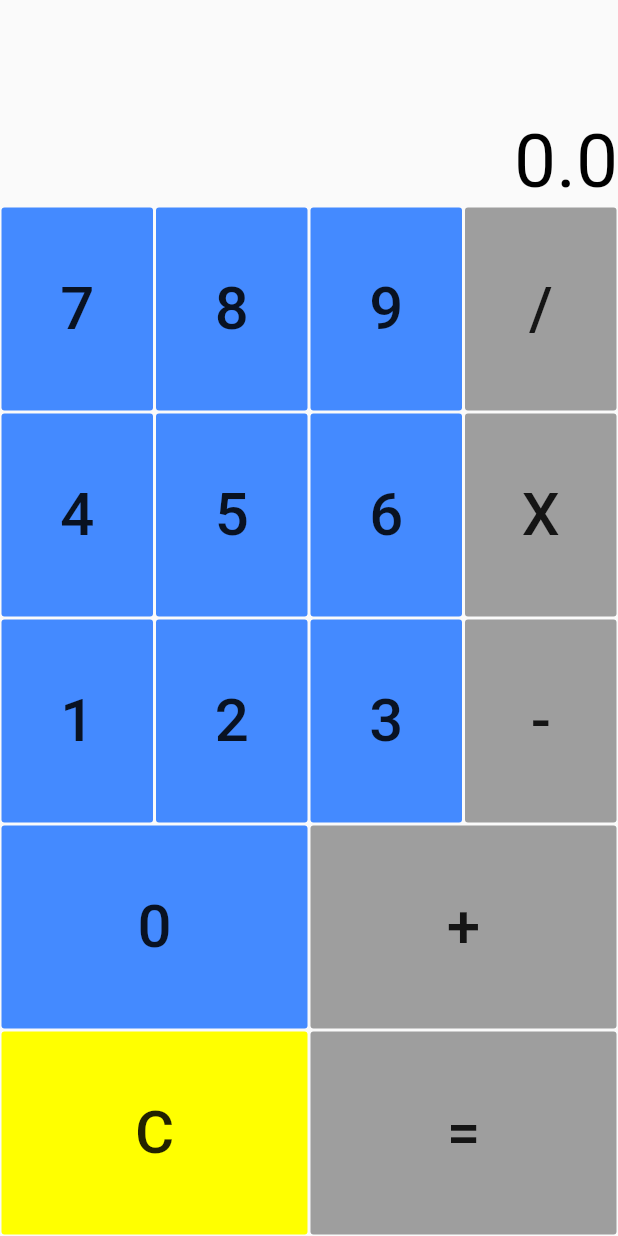
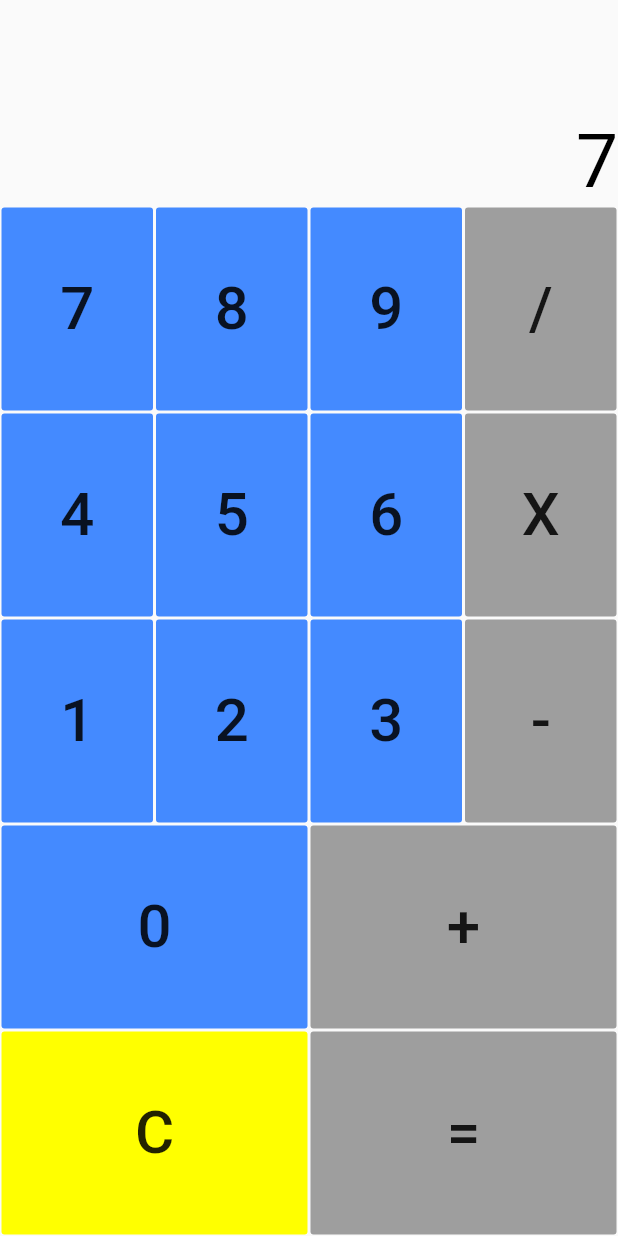
Before and after one commit to heron03/Mini-Curso-Flutter, a Flutter app: the screen it shows after launch, after a tap on an icon or button, on a phone screen of 412 x 824 dp. Run offline on Flutter 3.47's test engine with Material 2 defaults, Android fonts, the phone set to English and light mode, and no system bars.

Commit message:
Correções da calculadora Aula 2

```diff
--- a/calculadora/lib/main.dart
+++ b/calculadora/lib/main.dart
@@ -10,10 +10,11 @@ class MyApp extends StatefulWidget {
 }
 
 class MyAppState extends State<MyApp> {
-  double valorTotal = 0.0;
-  double valorSegundo = 0.0;
-  double valorPrimeiro = 0.0;
-  String operacao;
+  String valorTotal = '';
+  String valorSegundo = '';
+  String valorPrimeiro = '';
+  String operacao = '';
+  String textoValores = '0';
 
   @override
   void initState() {
@@ -32,7 +33,7 @@ class MyAppState extends State<MyApp> {
                 mainAxisAlignment: MainAxisAlignment.end,
                 children: [
                   Text(
-                    valorTotal.toString(),
+                    textoValores.toString(),
                     style: TextStyle(fontSize: 50, color: Colors.black),
                   ),
                 ],
@@ -42,70 +43,10 @@ class MyAppState extends State<MyApp> {
               child: Row(
                 crossAxisAlignment: CrossAxisAlignment.stretch,
                 children: [
-                  Expanded(
-                    flex: 1,
-                    child: Padding(
-                      padding: EdgeInsets.all(1.0),
-                      child: FlatButton(
-                        onPressed: () {
-                          numeroPressionado(7);
-                        },
-                        color: Colors.blueAccent,
-                        child: Text(
-                          '7',
-                          style: TextStyle(fontSize: 40.0),
-                        ),
-                      ),
-                    ),
-                  ),
-                  Expanded(
-                    flex: 1,
-                    child: Padding(
-                      padding: EdgeInsets.all(1.0),
-                      child: FlatButton(
-                        onPressed: () {
-                          numeroPressionado(8);
-                        },
-                        color: Colors.blueAccent,
-                        child: Text(
-                          '8',
-                          style: TextStyle(fontSize: 40.0),
-                        ),
-                      ),
-                    ),
-                  ),
-                  Expanded(
-                    flex: 1,
-                    child: Padding(
-                      padding: EdgeInsets.all(1.0),
-                      child: FlatButton(
-                        onPressed: () {
-                          numeroPressionado(9);
-                        },
-                        color: Colors.blueAccent,
-                        child: Text(
-                          '9',
-                          style: TextStyle(fontSize: 40.0),
-                        ),
-                      ),
-                    ),
-                  ),
-                  Expanded(
-                    flex: 1,
-                    child: Padding(
-                      padding: EdgeInsets.all(1.0),
-                      child: FlatButton(
-                        onPressed: () {
-                          opercaoPressionada('/');
-                        },
-                        color: Colors.grey,
-                        child: Text(
-                          '/',
-                          style: TextStyle(fontSize: 40.0),
-                        ),
-                      ),
-                    ),
-                  )
+                  botaoNumerico('7'),
+                  botaoNumerico('8'),
+                  botaoNumerico('9'),
+                  botaoOperacao('/'),
                 ],
               ),
             ),
@@ -113,70 +54,10 @@ class MyAppState extends State<MyApp> {
               child: Row(
                 crossAxisAlignment: CrossAxisAlignment.stretch,
                 children: [
-                  Expanded(
-                    flex: 1,
-                    child: Padding(
-                      padding: EdgeInsets.all(1.0),
-                      child: FlatButton(
-                        onPressed: () {
-                          numeroPressionado(4);
-                        },
-                        color: Colors.blueAccent,
-                        child: Text(
-                          '4',
-                          style: TextStyle(fontSize: 40.0),
-                        ),
-                      ),
-                    ),
-                  ),
-                  Expanded(
-                    flex: 1,
-                    child: Padding(
-                      padding: EdgeInsets.all(1.0),
-                      child: FlatButton(
-                        onPressed: () {
-                          numeroPressionado(5);
-                        },
-                        color: Colors.blueAccent,
-                        child: Text(
-                          '5',
-                          style: TextStyle(fontSize: 40.0),
-                        ),
-                      ),
-                    ),
-                  ),
-                  Expanded(
-                    flex: 1,
-                    child: Padding(
-                      padding: EdgeInsets.all(1.0),
-                      child: FlatButton(
-                        onPressed: () {
-                          numeroPressionado(6);
-                        },
-                        color: Colors.blueAccent,
-                        child: Text(
-                          '6',
-                          style: TextStyle(fontSize: 40.0),
-                        ),
-                      ),
-                    ),
-                  ),
-                  Expanded(
-                    flex: 1,
-                    child: Padding(
-                      padding: EdgeInsets.all(1.0),
-                      child: FlatButton(
-                        onPressed: () {
-                          opercaoPressionada('X');
-                        },
-                        color: Colors.grey,
-                        child: Text(
-                          'X',
-                          style: TextStyle(fontSize: 40.0),
-                        ),
-                      ),
-                    ),
-                  )
+                  botaoNumerico('4'),
+                  botaoNumerico('5'),
+                  botaoNumerico('6'),
+                  botaoOperacao('X'),
                 ],
               ),
             ),
@@ -184,70 +65,10 @@ class MyAppState extends State<MyApp> {
               child: Row(
                 crossAxisAlignment: CrossAxisAlignment.stretch,
                 children: [
-                  Expanded(
-                    flex: 1,
-                    child: Padding(
-                      padding: EdgeInsets.all(1.0),
-                      child: FlatButton(
-                        onPressed: () {
-                          numeroPressionado(1);
-                        },
-                        color: Colors.blueAccent,
-                        child: Text(
-                          '1',
-                          style: TextStyle(fontSize: 40.0),
-                        ),
-                      ),
-                    ),
-                  ),
-                  Expanded(
-                    flex: 1,
-                    child: Padding(
-                      padding: EdgeInsets.all(1.0),
-                      child: FlatButton(
-                        onPressed: () {
-                          numeroPressionado(2);
-                        },
-                        color: Colors.blueAccent,
-                        child: Text(
-                          '2',
-                          style: TextStyle(fontSize: 40.0),
-                        ),
-                      ),
-                    ),
-                  ),
-                  Expanded(
-                    flex: 1,
-                    child: Padding(
-                      padding: EdgeInsets.all(1.0),
-                      child: FlatButton(
-                        onPressed: () {
-                          numeroPressionado(3);
-                        },
-                        color: Colors.blueAccent,
-                        child: Text(
-                          '3',
-                          style: TextStyle(fontSize: 40.0),
-                        ),
-                      ),
-                    ),
-                  ),
-                  Expanded(
-                    flex: 1,
-                    child: Padding(
-                      padding: EdgeInsets.all(1.0),
-                      child: FlatButton(
-                        onPressed: () {
-                          opercaoPressionada('-');
-                        },
-                        color: Colors.grey,
-                        child: Text(
-                          '-',
-                          style: TextStyle(fontSize: 40.0),
-                        ),
-                      ),
-                    ),
-                  )
+                  botaoNumerico('1'),
+                  botaoNumerico('2'),
+                  botaoNumerico('3'),
+                  botaoOperacao('-'),
                 ],
               ),
             ),
@@ -255,38 +76,8 @@ class MyAppState extends State<MyApp> {
               child: Row(
                 crossAxisAlignment: CrossAxisAlignment.stretch,
                 children: [
-                  Expanded(
-                    flex: 1,
-                    child: Padding(
-                      padding: EdgeInsets.all(1.0),
-                      child: FlatButton(
-                        onPressed: () {
-                          numeroPressionado(0);
-                        },
-                        color: Colors.blueAccent,
-                        child: Text(
-                          '0',
-                          style: TextStyle(fontSize: 40.0),
-                        ),
-                      ),
-                    ),
-                  ),
-                  Expanded(
-                    flex: 1,
-                    child: Padding(
-                      padding: EdgeInsets.all(1.0),
-                      child: FlatButton(
-                        onPressed: () {
-                          opercaoPressionada('+');
-                        },
-                        color: Colors.grey,
-                        child: Text(
-                          '+',
-                          style: TextStyle(fontSize: 40.0),
-                        ),
-                      ),
-                    ),
-                  )
+                  botaoNumerico('0'),
+                  botaoOperacao('+'),
                 ],
               ),
             ),
@@ -335,43 +126,100 @@ class MyAppState extends State<MyApp> {
     );
   }
 
-  void numeroPressionado(double valorPressionado) {
-    if (valorPrimeiro == 0.0) {
-      valorPrimeiro = valorPressionado;
-    } else {
-      valorSegundo = valorPressionado;
-    }
+  void numeroPressionado(String valorPressionado) {
+    setState(() {
+      if (operacao == '') {
+        if (valorPrimeiro == '0') {
+          valorPrimeiro = '';
+        }
+        valorPrimeiro = valorPrimeiro + valorPressionado;
+        valorTotal = valorPrimeiro;
+      } else {
+        valorSegundo = valorSegundo + valorPressionado;
+      }
+
+      textoValores = valorPrimeiro + operacao + valorSegundo;
+    });
   }
 
   void opercaoPressionada(String operacaoPressionada) {
-    operacao = operacaoPressionada;
+    setState(() {
+      if (valorPrimeiro != '0') {
+        operacao = operacaoPressionada;
+      }
+      textoValores = valorPrimeiro + operacao + valorSegundo;
+    });
   }
 
   void calcular() {
     setState(() {
-      if (valorPrimeiro != 0.0 && valorSegundo != 0.0 && operacao != null) {
+      if (valorPrimeiro != '0' && valorSegundo != '0' && operacao != null) {
         if (operacao == '+') {
-          valorTotal = valorPrimeiro + valorSegundo;
+          valorTotal =
+              (int.parse(valorPrimeiro) + int.parse(valorSegundo)).toString();
         }
         if (operacao == '-') {
-          valorTotal = valorPrimeiro - valorSegundo;
+          valorTotal =
+              (int.parse(valorPrimeiro) - int.parse(valorSegundo)).toString();
         }
         if (operacao == 'X') {
-          valorTotal = valorPrimeiro * valorSegundo;
+          valorTotal =
+              (int.parse(valorPrimeiro) * int.parse(valorSegundo)).toString();
         }
         if (operacao == '/') {
-          valorTotal = valorPrimeiro / valorSegundo;
+          valorTotal =
+              (int.parse(valorPrimeiro) / int.parse(valorSegundo)).toString();
         }
+        textoValores = valorTotal;
       }
     });
   }
 
   void limparValores() {
     setState(() {
-      valorPrimeiro = 0.0;
-      valorSegundo = 0.0;
-      valorTotal = 0;
-      operacao = null;
+      valorPrimeiro = '0';
+      valorSegundo = '';
+      valorTotal = '0';
+      textoValores = '0';
+      operacao = '';
     });
   }
+
+  Expanded botaoNumerico(String valorDoBotao) {
+    return Expanded(
+      flex: 1,
+      child: Padding(
+        padding: EdgeInsets.all(1.0),
+        child: FlatButton(
+          onPressed: () {
+            numeroPressionado(valorDoBotao);
+          },
+          color: Colors.blueAccent,
+          child: Text(
+            valorDoBotao,
+            style: TextStyle(fontSize: 40.0),
+          ),
+        ),
+      ),
+    );
+  }
+
+  Expanded botaoOperacao(String operacao) {
+    return Expanded(
+      flex: 1,
+      child: Padding(
+        padding: EdgeInsets.all(1.0),
+        child: FlatButton(
+          onPressed: () {
+            opercaoPressionada(operacao);
+          },
+          color: Colors.grey,
+          child: Text(
+            operacao,
+            style: TextStyle(fontSize: 40.0),
+          ),
+        ),
+      ),
+    );
+  }
 }
```
